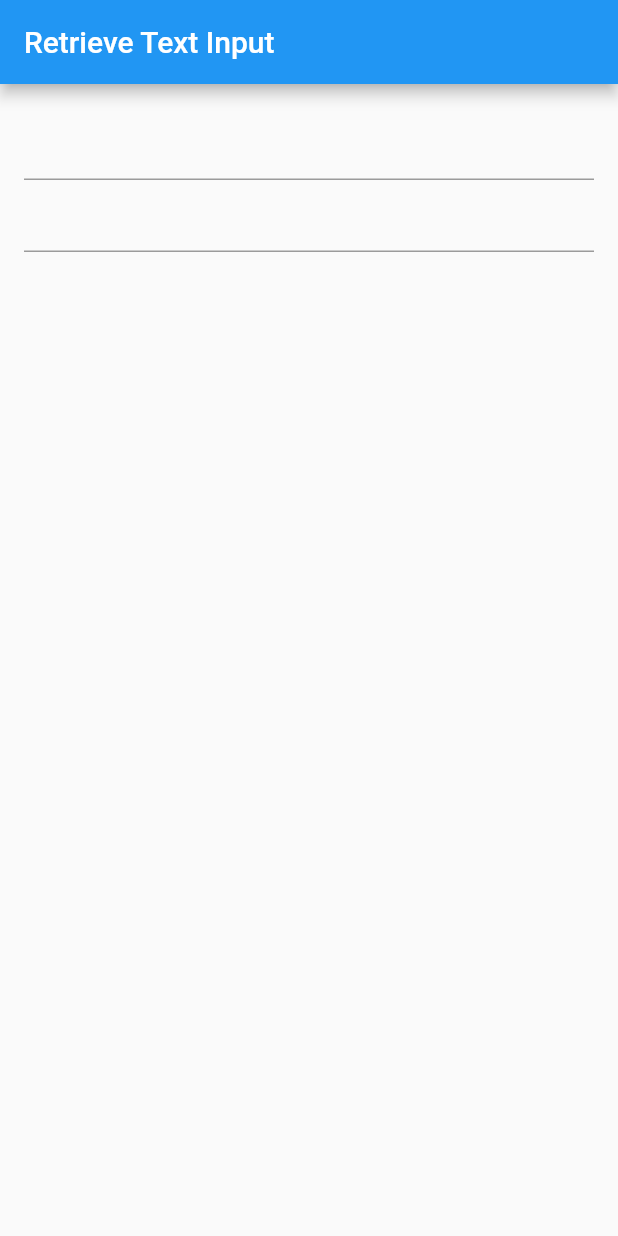
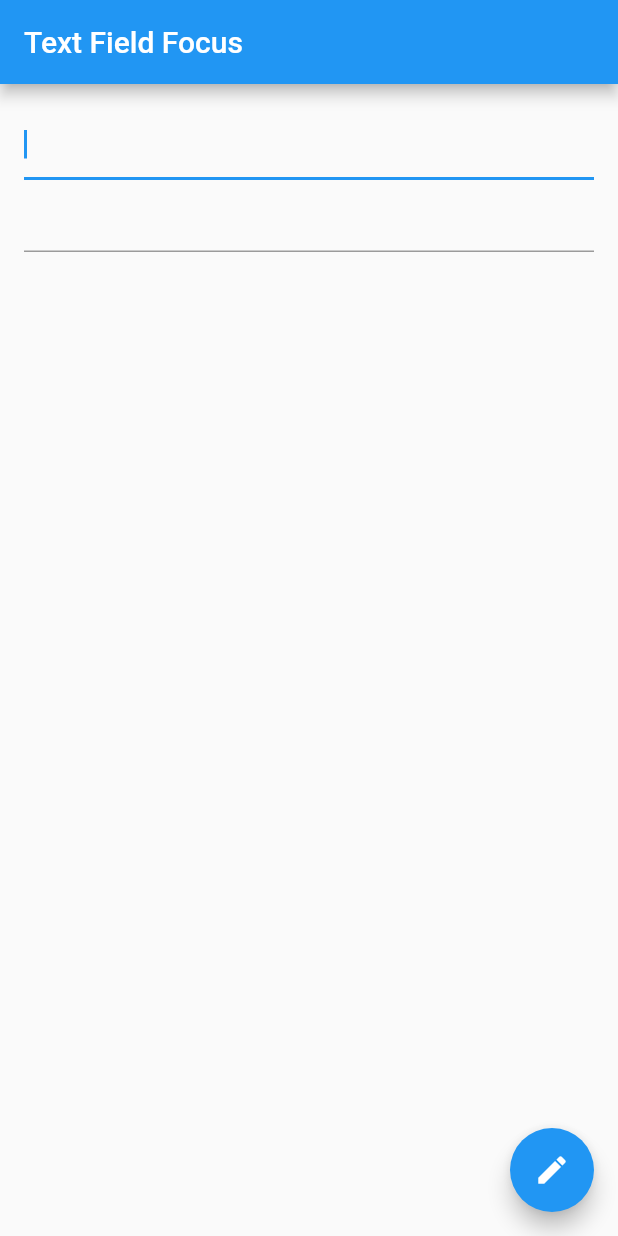
Before and after one commit to riflockle7/flutter_cookbook, a Flutter app: the screen it shows after launch, on a phone screen of 412 x 824 dp. Run offline on Flutter 3.47's test engine with Material 2 defaults, Android fonts, the phone set to English and light mode, and no system bars.

Commit message:
#3 Focus and text fields
https://flutter.dev/docs/cookbook/forms/focus

```diff
--- a/lib/formMain.dart
+++ b/lib/formMain.dart
@@ -5,7 +5,10 @@ void main() {
   // runApp(ValidationApp());
 
   // Handle changes to a text field
-  runApp(MyCustomFormApp());
+  // runApp(MyCustomFormApp());
+
+  // Focus and text fields
+  runApp(FocusApp());
 }
 
 // Build a form with validation
@@ -137,3 +140,73 @@ class _MyCustomFormState extends State<MyCustomForm> {
     );
   }
 }
+
+// Focus and text fields
+class FocusApp extends StatelessWidget {
+  @override
+  Widget build(BuildContext context) {
+    return MaterialApp(
+      title: 'Text Field Focus',
+      home: FocusForm(),
+    );
+  }
+}
+
+// Define a custom Form widget.
+class FocusForm extends StatefulWidget {
+  @override
+  _FocusFormState createState() => _FocusFormState();
+}
+
+// Define a corresponding State class.
+// This class holds data related to the form.
+class _FocusFormState extends State<FocusForm> {
+  // Define the focus node. To manage the lifecycle, create the FocusNode in
+  // the initState method, and clean it up in the dispose method.
+  FocusNode myFocusNode;
+
+  @override
+  void initState() {
+    super.initState();
+
+    myFocusNode = FocusNode();
+  }
+
+  @override
+  void dispose() {
+    // Clean up the focus node when the Form is disposed.
+    myFocusNode.dispose();
+
+    super.dispose();
+  }
+
+  @override
+  Widget build(BuildContext context) {
+    return Scaffold(
+      appBar: AppBar(
+        title: Text('Text Field Focus'),
+      ),
+      body: Padding(
+        padding: const EdgeInsets.all(16.0),
+        child: Column(
+          children: [
+            // 앱 시작 후 asap 한 시간 내에 focusing 된다. (autofocus 가 true 이므로)
+            TextField(
+              autofocus: true,
+            ),
+            // FloatingActionButton 을 탭할 시 focusing 된다.
+            TextField(
+              focusNode: myFocusNode,
+            ),
+          ],
+        ),
+      ),
+      floatingActionButton: FloatingActionButton(
+        // 버튼을 누를 시 myFocusNode 가 사용되고 있는 TextField 가 포커싱된다.
+        onPressed: () => myFocusNode.requestFocus(),
+        tooltip: 'Focus Second Text Field',
+        child: Icon(Icons.edit),
+      ),
+    );
+  }
+}
```
